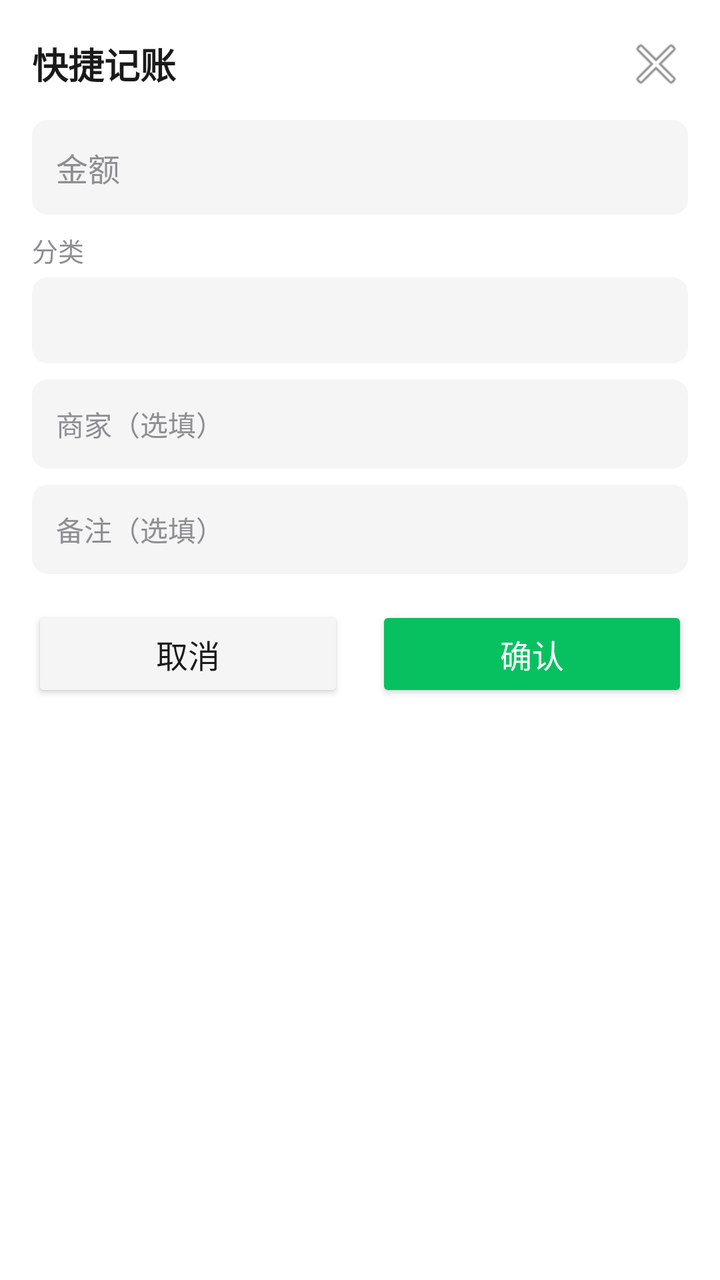
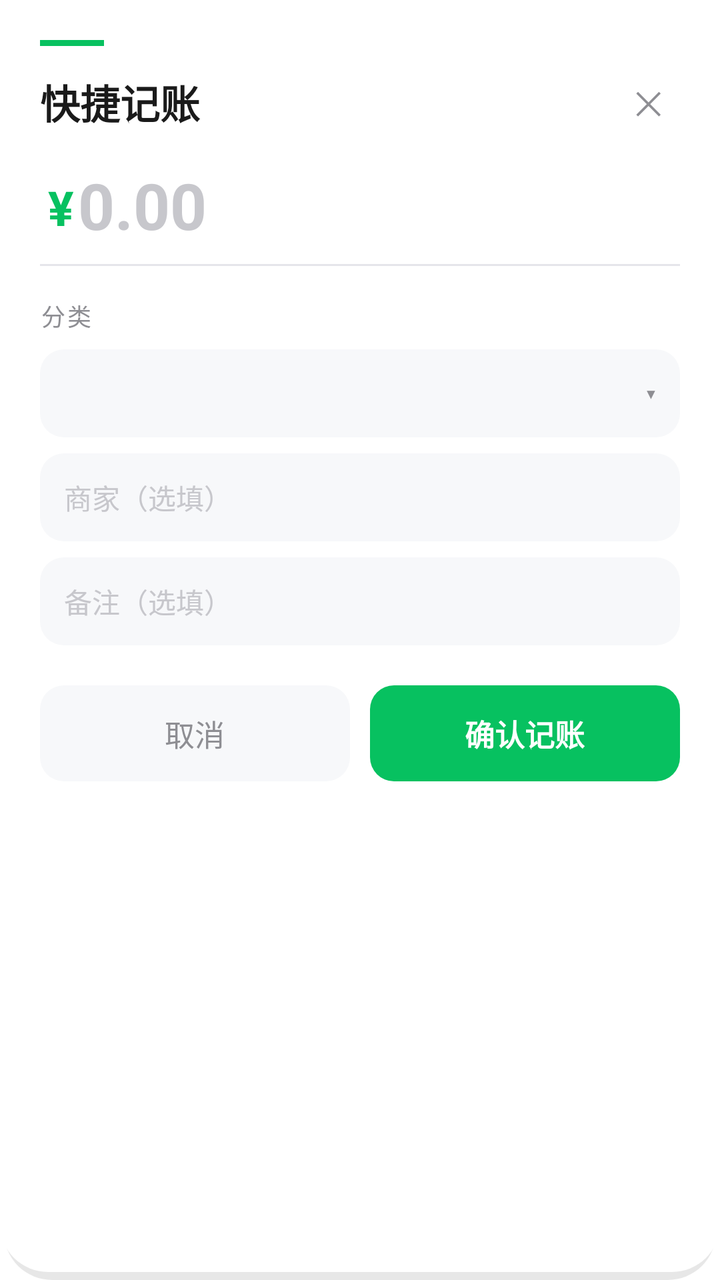

Compare the two renders of this Android layout. The source of the first and the diff that turns it into the second are given below.
<!-- AndroidManifest.xml: fallback theme Theme.MaterialComponents.DayNight.NoActionBar -->
<!-- res/layout/quick_record_float.xml -->
﻿<?xml version="1.0" encoding="utf-8"?>
<LinearLayout xmlns:android="http://schemas.android.com/apk/res/android"
    android:layout_width="match_parent"
    android:layout_height="wrap_content"
    android:orientation="vertical"
    android:background="@drawable/quick_card_bg"
    android:padding="16dp">

    <LinearLayout
        android:layout_width="match_parent"
        android:layout_height="wrap_content"
        android:orientation="horizontal"
        android:gravity="center_vertical"
        android:layout_marginBottom="12dp">

        <TextView
            android:layout_width="0dp"
            android:layout_height="wrap_content"
            android:layout_weight="1"
            android:text="快捷记账"
            android:textSize="18sp"
            android:textStyle="bold"
            android:textColor="@color/quick_card_text_primary" />

        <ImageButton
            android:id="@+id/btn_close"
            android:layout_width="32dp"
            android:layout_height="32dp"
            android:background="@null"
            android:src="@android:drawable/ic_menu_close_clear_cancel"
            android:contentDescription="关闭" />
    </LinearLayout>

    <EditText
        android:id="@+id/et_amount"
        android:layout_width="match_parent"
        android:layout_height="wrap_content"
        android:hint="金额"
        android:inputType="numberDecimal"
        android:textSize="16sp"
        android:background="@drawable/quick_edit_bg"
        android:paddingHorizontal="12dp"
        android:paddingVertical="12dp"
        android:textColor="@color/quick_card_text_primary"
        android:textColorHint="@color/quick_card_text_secondary"
        android:layout_marginBottom="8dp" />

    <TextView
        android:layout_width="wrap_content"
        android:layout_height="wrap_content"
        android:text="分类"
        android:textSize="13sp"
        android:textColor="@color/quick_card_text_secondary"
        android:layout_marginBottom="4dp" />

    <TextView
        android:id="@+id/tv_category"
        android:layout_width="match_parent"
        android:layout_height="wrap_content"
        android:paddingHorizontal="12dp"
        android:paddingVertical="12dp"
        android:textSize="14sp"
        android:background="@drawable/quick_edit_bg"
        android:textColor="@color/quick_card_text_primary"
        android:layout_marginBottom="8dp" />

    <LinearLayout
        android:id="@+id/category_grid"
        android:layout_width="match_parent"
        android:layout_height="wrap_content"
        android:orientation="vertical"
        android:visibility="gone"
        android:layout_marginBottom="8dp" />

    <EditText
        android:id="@+id/et_merchant"
        android:layout_width="match_parent"
        android:layout_height="wrap_content"
        android:hint="商家（选填）"
        android:textSize="14sp"
        android:background="@drawable/quick_edit_bg"
        android:paddingHorizontal="12dp"
        android:paddingVertical="12dp"
        android:textColor="@color/quick_card_text_primary"
        android:textColorHint="@color/quick_card_text_secondary"
        android:layout_marginBottom="8dp" />

    <EditText
        android:id="@+id/et_note"
        android:layout_width="match_parent"
        android:layout_height="wrap_content"
        android:hint="备注（选填）"
        android:textSize="14sp"
        android:background="@drawable/quick_edit_bg"
        android:paddingHorizontal="12dp"
        android:paddingVertical="12dp"
        android:textColor="@color/quick_card_text_primary"
        android:textColorHint="@color/quick_card_text_secondary"
        android:layout_marginBottom="16dp" />

    <LinearLayout
        android:layout_width="match_parent"
        android:layout_height="wrap_content"
        android:orientation="horizontal">

        <Button
            android:id="@+id/btn_cancel"
            android:layout_width="0dp"
            android:layout_height="48dp"
            android:layout_weight="1"
            android:layout_marginEnd="8dp"
            android:text="取消"
            android:textSize="16sp"
            android:backgroundTint="@color/quick_card_gray"
            android:textColor="@color/quick_card_text_primary" />

        <Button
            android:id="@+id/btn_submit"
            android:layout_width="0dp"
            android:layout_height="48dp"
            android:layout_weight="1"
            android:layout_marginStart="8dp"
            android:text="确认"
            android:textSize="16sp"
            android:textColor="#FFFFFFFF"
            android:backgroundTint="@color/quick_card_green" />
    </LinearLayout>
</LinearLayout>
<!-- resources referenced by this layout -->
<resources>
  <color name="quick_card_gray">#FFF5F5F5</color>
  <color name="quick_card_green">#FF07C160</color>
  <color name="quick_card_text_primary">#FF1A1A1A</color>
  <color name="quick_card_text_secondary">#FF8E8E93</color>
  <!-- drawable quick_card_bg (drawable) -->
  ﻿<?xml version="1.0" encoding="utf-8"?>
  <shape xmlns:android="http://schemas.android.com/apk/res/android"
      android:shape="rectangle">
      <solid android:color="@color/quick_card_white" />
      <corners android:radius="20dp" />
  </shape>
  <!-- drawable quick_edit_bg (drawable) -->
  ﻿<?xml version="1.0" encoding="utf-8"?>
  <shape xmlns:android="http://schemas.android.com/apk/res/android"
      android:shape="rectangle">
      <solid android:color="@color/quick_card_gray" />
      <corners android:radius="8dp" />
  </shape>
  <color name="quick_card_white">#FFFFFFFF</color>
</resources>

<!-- the commit's change to res/layout/quick_record_float.xml (unified diff, before → after) -->
@@ -4,66 +4,132 @@
     android:layout_height="wrap_content"
     android:orientation="vertical"
     android:background="@drawable/quick_card_bg"
-    android:padding="16dp">
+    android:paddingTop="20dp"
+    android:paddingBottom="24dp"
+    android:paddingStart="20dp"
+    android:paddingEnd="20dp">
 
+    
+    <LinearLayout
+        android:layout_width="match_parent"
+        android:layout_height="wrap_content"
+        android:orientation="vertical"
+        android:layout_marginBottom="16dp">
+
+        <View
+            android:layout_width="32dp"
+            android:layout_height="3dp"
+            android:background="@color/quick_primary"
+            android:layout_marginBottom="12dp" />
+
+        <LinearLayout
+            android:layout_width="match_parent"
+            android:layout_height="wrap_content"
+            android:orientation="horizontal"
+            android:gravity="center_vertical">
+
+            <TextView
+                android:layout_width="0dp"
+                android:layout_height="wrap_content"
+                android:layout_weight="1"
+                android:text="快捷记账"
+                android:textSize="20sp"
+                android:textStyle="bold"
+                android:textColor="@color/quick_text_primary" />
+
+            
+            <TextView
+                android:id="@+id/btn_close"
+                android:layout_width="32dp"
+                android:layout_height="32dp"
+                android:gravity="center"
+                android:text="✕"
+                android:textSize="16sp"
+                android:textColor="@color/quick_text_secondary"
+                android:background="@drawable/quick_ripple_close" />
+        </LinearLayout>
+    </LinearLayout>
+
+    
     <LinearLayout
         android:layout_width="match_parent"
         android:layout_height="wrap_content"
         android:orientation="horizontal"
-        android:gravity="center_vertical"
-        android:layout_marginBottom="12dp">
+        android:gravity="bottom"
+        android:paddingStart="4dp"
+        android:layout_marginBottom="4dp">
 
         <TextView
+            android:layout_width="wrap_content"
+            android:layout_height="wrap_content"
+            android:text="¥"
+            android:textSize="24sp"
+            android:textStyle="bold"
+            android:textColor="@color/quick_primary"
+            android:layout_marginEnd="2dp"
+            android:layout_marginBottom="4dp" />
+
+        <EditText
+            android:id="@+id/et_amount"
             android:layout_width="0dp"
             android:layout_height="wrap_content"
             android:layout_weight="1"
-            android:text="快捷记账"
-            android:textSize="18sp"
+            android:hint="0.00"
+            android:inputType="numberDecimal"
+            android:textSize="32sp"
             android:textStyle="bold"
-            android:textColor="@color/quick_card_text_primary" />
-
-        <ImageButton
-            android:id="@+id/btn_close"
-            android:layout_width="32dp"
-            android:layout_height="32dp"
             android:background="@null"
-            android:src="@android:drawable/ic_menu_close_clear_cancel"
-            android:contentDescription="关闭" />
+            android:textColor="@color/quick_text_primary"
+            android:textColorHint="@color/quick_text_hint"
+            android:padding="0dp"
+            android:layout_marginBottom="2dp" />
     </LinearLayout>
 
-    <EditText
-        android:id="@+id/et_amount"
+    <View
         android:layout_width="match_parent"
-        android:layout_height="wrap_content"
-        android:hint="金额"
-        android:inputType="numberDecimal"
-        android:textSize="16sp"
-        android:background="@drawable/quick_edit_bg"
-        android:paddingHorizontal="12dp"
-        android:paddingVertical="12dp"
-        android:textColor="@color/quick_card_text_primary"
-        android:textColorHint="@color/quick_card_text_secondary"
-        android:layout_marginBottom="8dp" />
+        android:layout_height="1dp"
+        android:background="@color/quick_border_input"
+        android:layout_marginBottom="16dp" />
 
+    
     <TextView
         android:layout_width="wrap_content"
         android:layout_height="wrap_content"
         android:text="分类"
-        android:textSize="13sp"
-        android:textColor="@color/quick_card_text_secondary"
-        android:layout_marginBottom="4dp" />
+        android:textSize="12sp"
+        android:textColor="@color/quick_text_secondary"
+        android:letterSpacing="0.1"
+        android:layout_marginBottom="8dp" />
 
-    <TextView
+    
+    <LinearLayout
         android:id="@+id/tv_category"
         android:layout_width="match_parent"
-        android:layout_height="wrap_content"
-        android:paddingHorizontal="12dp"
-        android:paddingVertical="12dp"
-        android:textSize="14sp"
-        android:background="@drawable/quick_edit_bg"
-        android:textColor="@color/quick_card_text_primary"
-        android:layout_marginBottom="8dp" />
+        android:layout_height="44dp"
+        android:orientation="horizontal"
+        android:gravity="center_vertical"
+        android:paddingStart="12dp"
+        android:paddingEnd="12dp"
+        android:background="@drawable/quick_edit_selector"
+        android:layout_marginBottom="8dp">
 
+        <TextView
+            android:id="@+id/tv_category_text"
+            android:layout_width="0dp"
+            android:layout_height="wrap_content"
+            android:layout_weight="1"
+            android:textSize="15sp"
+            android:textColor="@color/quick_text_primary" />
+
+        <TextView
+            android:layout_width="wrap_content"
+            android:layout_height="wrap_content"
+            android:text="▾"
+            android:textSize="14sp"
+            android:textColor="@color/quick_text_secondary" />
+    </LinearLayout>
+
+    
     <LinearLayout
         android:id="@+id/category_grid"
         android:layout_width="match_parent"
@@ -72,57 +138,60 @@
         android:visibility="gone"
         android:layout_marginBottom="8dp" />
 
+    
     <EditText
         android:id="@+id/et_merchant"
         android:layout_width="match_parent"
-        android:layout_height="wrap_content"
+        android:layout_height="44dp"
         android:hint="商家（选填）"
         android:textSize="14sp"
-        android:background="@drawable/quick_edit_bg"
+        android:background="@drawable/quick_edit_selector"
         android:paddingHorizontal="12dp"
-        android:paddingVertical="12dp"
-        android:textColor="@color/quick_card_text_primary"
-        android:textColorHint="@color/quick_card_text_secondary"
+        android:textColor="@color/quick_text_primary"
+        android:textColorHint="@color/quick_text_hint"
         android:layout_marginBottom="8dp" />
 
+    
     <EditText
         android:id="@+id/et_note"
         android:layout_width="match_parent"
-        android:layout_height="wrap_content"
+        android:layout_height="44dp"
         android:hint="备注（选填）"
         android:textSize="14sp"
-        android:background="@drawable/quick_edit_bg"
+        android:background="@drawable/quick_edit_selector"
         android:paddingHorizontal="12dp"
-        android:paddingVertical="12dp"
-        android:textColor="@color/quick_card_text_primary"
-        android:textColorHint="@color/quick_card_text_secondary"
-        android:layout_marginBottom="16dp" />
+        android:textColor="@color/quick_text_primary"
+        android:textColorHint="@color/quick_text_hint"
+        android:layout_marginBottom="20dp" />
 
+    
     <LinearLayout
         android:layout_width="match_parent"
         android:layout_height="wrap_content"
         android:orientation="horizontal">
 
-        <Button
+        <TextView
             android:id="@+id/btn_cancel"
             android:layout_width="0dp"
             android:layout_height="48dp"
             android:layout_weight="1"
-            android:layout_marginEnd="8dp"
+            android:layout_marginEnd="10dp"
+            android:gravity="center"
             android:text="取消"
-            android:textSize="16sp"
-            android:backgroundTint="@color/quick_card_gray"
-            android:textColor="@color/quick_card_text_primary" />
+            android:textSize="15sp"
+            android:textColor="@color/quick_text_secondary"
+            android:background="@drawable/quick_btn_outline" />
 
-        <Button
+        <TextView
             android:id="@+id/btn_submit"
             android:layout_width="0dp"
             android:layout_height="48dp"
             android:layout_weight="1"
-            android:layout_marginStart="8dp"
-            android:text="确认"
-            android:textSize="16sp"
-            android:textColor="#FFFFFFFF"
-            android:backgroundTint="@color/quick_card_green" />
+            android:gravity="center"
+            android:text="确认记账"
+            android:textSize="15sp"
+            android:textStyle="bold"
+            android:textColor="@color/quick_text_on_primary"
+            android:background="@drawable/quick_btn_primary" />
     </LinearLayout>
 </LinearLayout>
<!-- resource entries referenced after the edit -->
@@ -1,23 +1,67 @@
 <!-- resources referenced by this layout -->
 <resources>
-  <color name="quick_card_gray">#FFF5F5F5</color>
-  <color name="quick_card_green">#FF07C160</color>
-  <color name="quick_card_text_primary">#FF1A1A1A</color>
-  <color name="quick_card_text_secondary">#FF8E8E93</color>
-  <!-- drawable quick_card_bg (drawable) -->
+  <color name="quick_border_input">#E5E5EA</color>
+  <color name="quick_primary">#07C160</color>
+  <color name="quick_text_hint">#C7C7CC</color>
+  <color name="quick_text_on_primary">#FFFFFF</color>
+  <color name="quick_text_primary">#1A1A1A</color>
+  <color name="quick_text_secondary">#8E8E93</color>
+  <!-- drawable quick_btn_outline (drawable) -->
   ﻿<?xml version="1.0" encoding="utf-8"?>
   <shape xmlns:android="http://schemas.android.com/apk/res/android"
       android:shape="rectangle">
-      <solid android:color="@color/quick_card_white" />
-      <corners android:radius="20dp" />
+      <solid android:color="@color/quick_bg_input" />
+      <corners android:radius="12dp" />
   </shape>
-  <!-- drawable quick_edit_bg (drawable) -->
+  <!-- drawable quick_btn_primary (drawable) -->
   ﻿<?xml version="1.0" encoding="utf-8"?>
   <shape xmlns:android="http://schemas.android.com/apk/res/android"
       android:shape="rectangle">
-      <solid android:color="@color/quick_card_gray" />
-      <corners android:radius="8dp" />
+      <solid android:color="@color/quick_primary" />
+      <corners android:radius="12dp" />
   </shape>
-  <color name="quick_card_white">#FFFFFFFF</color>
+  <!-- drawable quick_card_bg (drawable) -->
+  ﻿<?xml version="1.0" encoding="utf-8"?>
+  <layer-list xmlns:android="http://schemas.android.com/apk/res/android">
+      <item android:top="4dp" android:left="2dp" android:right="2dp" android:bottom="0dp">
+          <shape android:shape="rectangle">
+              <solid android:color="#18000000" />
+              <corners android:radius="24dp" />
+          </shape>
+      </item>
+      <item android:top="0dp" android:left="0dp" android:right="0dp" android:bottom="4dp">
+          <shape android:shape="rectangle">
+              <solid android:color="@color/quick_bg_surface" />
+              <corners android:radius="24dp" />
+          </shape>
+      </item>
+  </layer-list>
+  <!-- drawable quick_edit_selector (drawable) -->
+  ﻿<?xml version="1.0" encoding="utf-8"?>
+  <selector xmlns:android="http://schemas.android.com/apk/res/android">
+      <item android:state_focused="true">
+          <shape android:shape="rectangle">
+              <solid android:color="@color/quick_bg_surface" />
+              <stroke android:width="1.5dp" android:color="@color/quick_border_focused" />
+              <corners android:radius="12dp" />
+          </shape>
+      </item>
+      <item>
+          <shape android:shape="rectangle">
+              <solid android:color="@color/quick_bg_input" />
+              <corners android:radius="12dp" />
+          </shape>
+      </item>
+  </selector>
+  <!-- drawable quick_ripple_close (drawable) -->
+  ﻿<?xml version="1.0" encoding="utf-8"?>
+  <shape xmlns:android="http://schemas.android.com/apk/res/android"
+      android:shape="rectangle">
+      <solid android:color="@android:color/transparent" />
+      <corners android:radius="16dp" />
+  </shape>
+  <color name="quick_bg_input">#F7F8FA</color>
+  <color name="quick_bg_surface">#FFFFFF</color>
+  <color name="quick_border_focused">#07C160</color>
 </resources>
 
